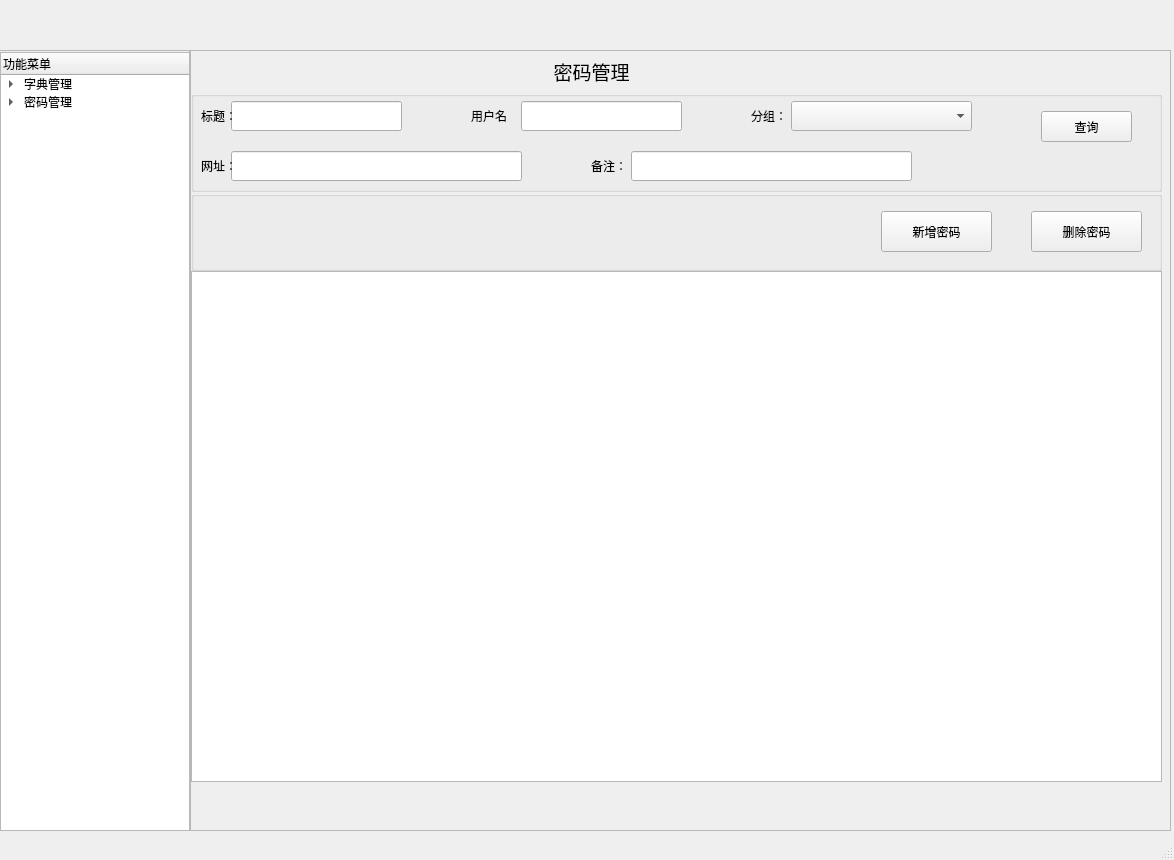
Qt form ui/interface.ui (YinZijue/SchweizerMesser) before a commit.
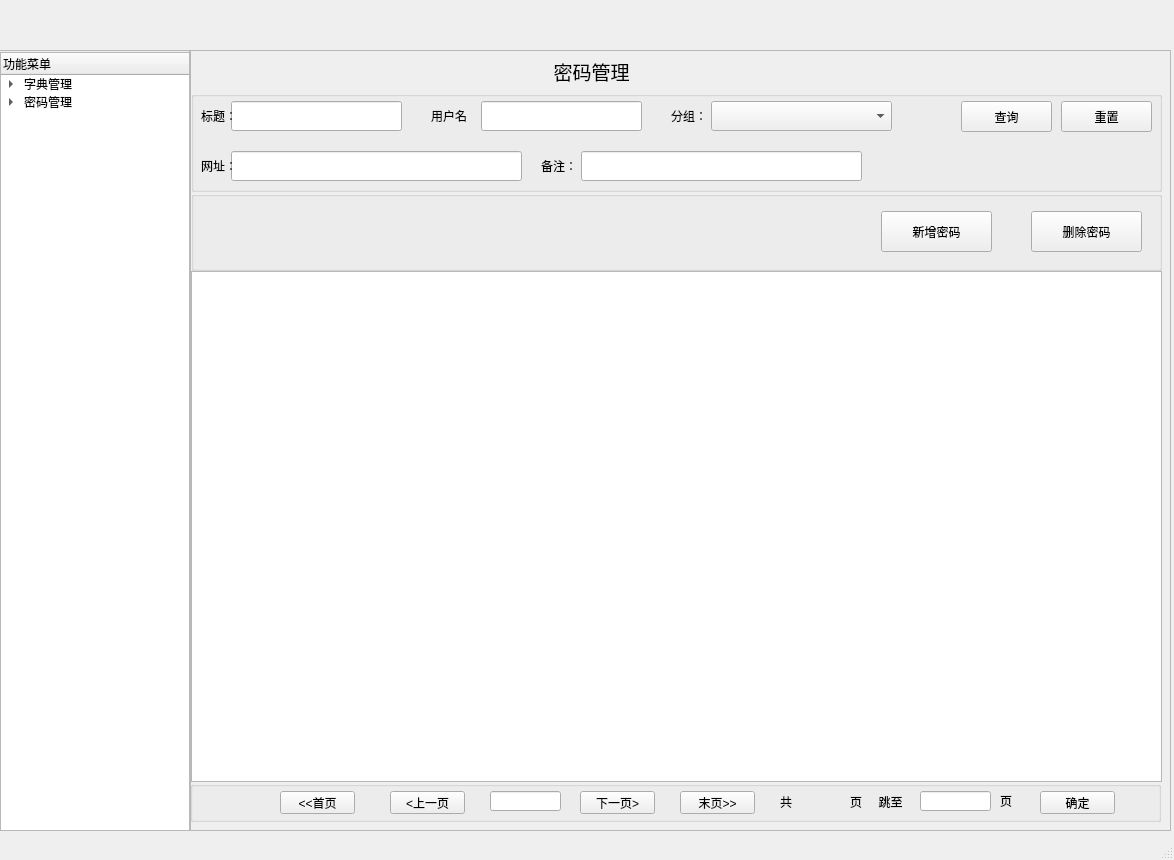
The same form after that commit.

What changed in the file:
```diff
--- a/ui/interface.ui
+++ b/ui/interface.ui
@@ -216,7 +216,7 @@
            <widget class="QLabel" name="label_9">
             <property name="geometry">
              <rect>
-              <x>560</x>
+              <x>480</x>
               <y>10</y>
               <width>31</width>
               <height>30</height>
@@ -229,7 +229,7 @@
            <widget class="QLineEdit" name="lineEdit_remarks">
             <property name="geometry">
              <rect>
-              <x>440</x>
+              <x>390</x>
               <y>60</y>
               <width>281</width>
               <height>30</height>
@@ -239,7 +239,7 @@
            <widget class="QLabel" name="label_6">
             <property name="geometry">
              <rect>
-              <x>280</x>
+              <x>240</x>
               <y>10</y>
               <width>41</width>
               <height>30</height>
@@ -252,7 +252,7 @@
            <widget class="QLineEdit" name="lineEdit_usr">
             <property name="geometry">
              <rect>
-              <x>330</x>
+              <x>290</x>
               <y>10</y>
               <width>161</width>
               <height>30</height>
@@ -285,7 +285,7 @@
            <widget class="QLabel" name="label_8">
             <property name="geometry">
              <rect>
-              <x>400</x>
+              <x>350</x>
               <y>60</y>
               <width>31</width>
               <height>30</height>
@@ -321,7 +321,7 @@
            <widget class="QComboBox" name="comboBox_category">
             <property name="geometry">
              <rect>
-              <x>600</x>
+              <x>520</x>
               <y>10</y>
               <width>181</width>
               <height>30</height>
@@ -331,8 +331,8 @@
            <widget class="QToolButton" name="toolButton_pwd_query">
             <property name="geometry">
              <rect>
-              <x>850</x>
-              <y>20</y>
+              <x>770</x>
+              <y>10</y>
               <width>91</width>
               <height>31</height>
              </rect>
@@ -341,6 +341,19 @@
              <string>查询</string>
             </property>
            </widget>
+           <widget class="QToolButton" name="toolButton_pwd_reset_conditons">
+            <property name="geometry">
+             <rect>
+              <x>870</x>
+              <y>10</y>
+              <width>91</width>
+              <height>31</height>
+             </rect>
+            </property>
+            <property name="text">
+             <string>重置</string>
+            </property>
+           </widget>
           </widget>
           <widget class="QTableView" name="tableView_pwd">
            <property name="geometry">
@@ -400,6 +413,172 @@
             </property>
             <property name="text">
              <string>删除密码</string>
+            </property>
+           </widget>
+           <widget class="QLabel" name="label_result_notice">
+            <property name="geometry">
+             <rect>
+              <x>310</x>
+              <y>50</y>
+              <width>171</width>
+              <height>16</height>
+             </rect>
+            </property>
+            <property name="text">
+             <string/>
+            </property>
+           </widget>
+          </widget>
+          <widget class="QGroupBox" name="groupBox_3">
+           <property name="geometry">
+            <rect>
+             <x>-1</x>
+             <y>730</y>
+             <width>971</width>
+             <height>41</height>
+            </rect>
+           </property>
+           <property name="title">
+            <string/>
+           </property>
+           <widget class="QPushButton" name="pushButton_home_page">
+            <property name="geometry">
+             <rect>
+              <x>90</x>
+              <y>10</y>
+              <width>75</width>
+              <height>23</height>
+             </rect>
+            </property>
+            <property name="text">
+             <string>&lt;&lt;首页</string>
+            </property>
+           </widget>
+           <widget class="QPushButton" name="pushButton_previous_page">
+            <property name="geometry">
+             <rect>
+              <x>200</x>
+              <y>10</y>
+              <width>75</width>
+              <height>23</height>
+             </rect>
+            </property>
+            <property name="text">
+             <string>&lt;上一页</string>
+            </property>
+           </widget>
+           <widget class="QLineEdit" name="lineEdit_current_page">
+            <property name="geometry">
+             <rect>
+              <x>300</x>
+              <y>10</y>
+              <width>71</width>
+              <height>20</height>
+             </rect>
+            </property>
+            <property name="readOnly">
+             <bool>true</bool>
+            </property>
+           </widget>
+           <widget class="QPushButton" name="pushButton_next_page">
+            <property name="geometry">
+             <rect>
+              <x>390</x>
+              <y>10</y>
+              <width>75</width>
+              <height>23</height>
+             </rect>
+            </property>
+            <property name="text">
+             <string>下一页&gt;</string>
+            </property>
+           </widget>
+           <widget class="QPushButton" name="pushButton_final_page">
+            <property name="geometry">
+             <rect>
+              <x>490</x>
+              <y>10</y>
+              <width>75</width>
+              <height>23</height>
+             </rect>
+            </property>
+            <property name="text">
+             <string>末页&gt;&gt;</string>
+            </property>
+           </widget>
+           <widget class="QLabel" name="label_10">
+            <property name="geometry">
+             <rect>
+              <x>590</x>
+              <y>11</y>
+              <width>21</width>
+              <height>20</height>
+             </rect>
+            </property>
+            <property name="text">
+             <string>共</string>
+            </property>
+           </widget>
+           <widget class="QLabel" name="label_11">
+            <property name="geometry">
+             <rect>
+              <x>660</x>
+              <y>11</y>
+              <width>71</width>
+              <height>20</height>
+             </rect>
+            </property>
+            <property name="text">
+             <string>页     跳至</string>
+            </property>
+           </widget>
+           <widget class="QLabel" name="label_total_pages">
+            <property name="geometry">
+             <rect>
+              <x>610</x>
+              <y>11</y>
+              <width>41</width>
+              <height>20</height>
+             </rect>
+            </property>
+            <property name="text">
+             <string/>
+            </property>
+           </widget>
+           <widget class="QLineEdit" name="lineEdit_skip_page">
+            <property name="geometry">
+             <rect>
+              <x>730</x>
+              <y>10</y>
+              <width>71</width>
+              <height>20</height>
+             </rect>
+            </property>
+           </widget>
+           <widget class="QLabel" name="label_12">
+            <property name="geometry">
+             <rect>
+              <x>810</x>
+              <y>10</y>
+              <width>21</width>
+              <height>20</height>
+             </rect>
+            </property>
+            <property name="text">
+             <string>页</string>
+            </property>
+           </widget>
+           <widget class="QPushButton" name="pushButton_confirm_skip">
+            <property name="geometry">
+             <rect>
+              <x>850</x>
+              <y>10</y>
+              <width>75</width>
+              <height>23</height>
+             </rect>
+            </property>
+            <property name="text">
+             <string>确定</string>
             </property>
            </widget>
           </widget>
```
Left out of the diff: 5 changed lines with no effect on the pictures.
